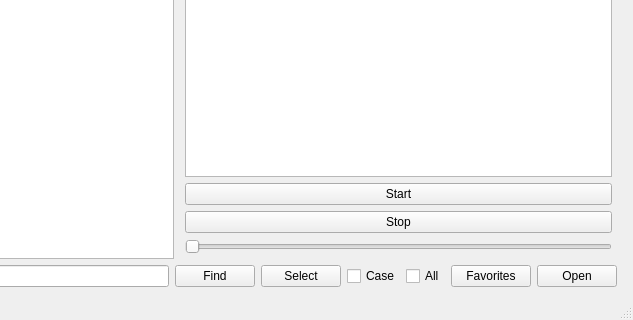
Rolloke/GUI-Apps, file mainwindow.ui: the form before one commit; both pictures show x 279 to 912 and y 203 to 523 of the 912 by 523 pixel window.
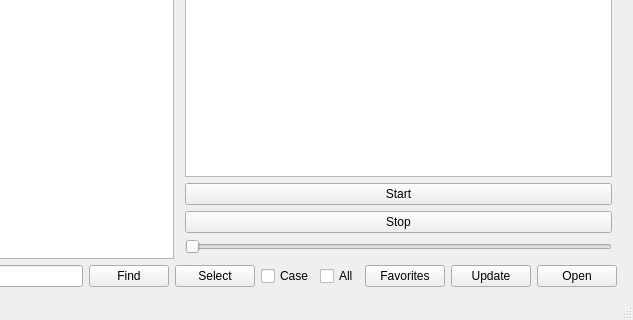
The form after the commit.

Commit message: Raspi Media read favorites

Diff of the .ui file:
```diff
--- a/mainwindow.ui
+++ b/mainwindow.ui
@@ -258,6 +258,16 @@
           </property>
          </widget>
         </item>
+        <item>
+         <widget class="QPushButton" name="pushButtonUpdateFavorites">
+          <property name="toolTip">
+           <string>Update check states from favorites</string>
+          </property>
+          <property name="text">
+           <string>Update</string>
+          </property>
+         </widget>
+        </item>
         <item>
          <widget class="QPushButton" name="pushButtonOpen">
           <property name="enabled">
```
Left out of the diff: 2 changed lines with no effect on the pictures. The commit also changes 2 other files.
